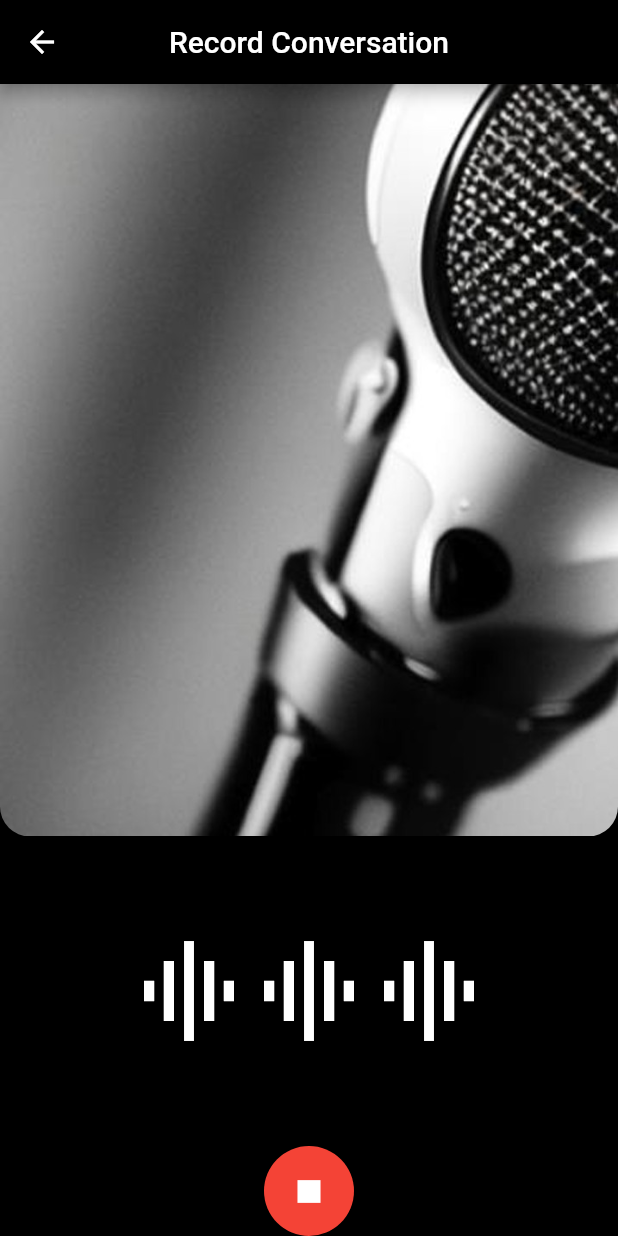
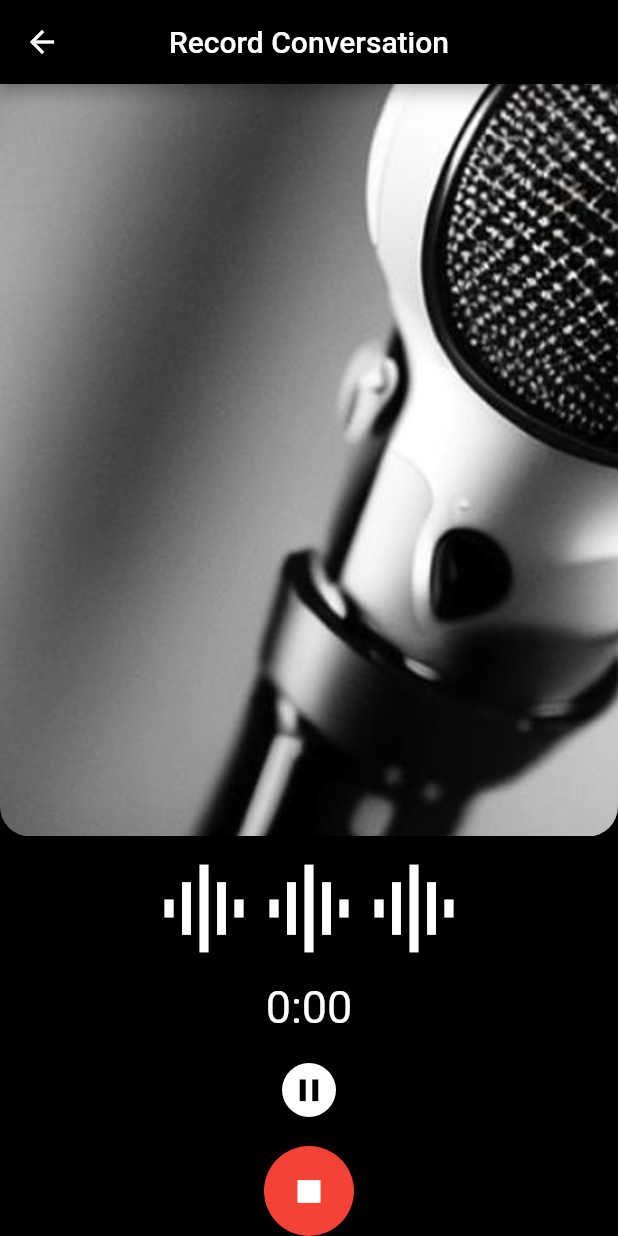
Before and after one commit to umgc/summer2023, a Flutter app: the RecordingScreen screen opened by its route, after a tap on the "mic" icon, on a phone screen of 412 x 824 dp. Run offline on Flutter 3.47's test engine with Material 2 defaults, Android fonts, the phone set to English and light mode, and no system bars; our stand-ins replace flutter_native_splash.

Commit message:
added rest of screen with some placeholders

```diff
--- a/talker-mobile-app/lib/screens/recordingScreen.dart
+++ b/talker-mobile-app/lib/screens/recordingScreen.dart
@@ -10,7 +10,7 @@ class RecordingScreen extends StatefulWidget {
 class _RecordingScreenState extends State<RecordingScreen> {
   bool isRecording = false;
   bool isPaused = false;
-  String currentDuration = '';
+  String currentDuration = '0:00';
 
   @override
   Widget build(BuildContext context) {
@@ -36,11 +36,30 @@ class _RecordingScreenState extends State<RecordingScreen> {
               const Row(
                 mainAxisAlignment: MainAxisAlignment.center,
                 children: [
-                  Icon(Icons.graphic_eq, color: Colors.white, size: 80),
-                  Icon(Icons.graphic_eq, color: Colors.white, size: 80),
-                  Icon(Icons.graphic_eq, color: Colors.white, size: 80),
+                  Icon(Icons.graphic_eq, color: Colors.white, size: 70),
+                  Icon(Icons.graphic_eq, color: Colors.white, size: 70),
+                  Icon(Icons.graphic_eq, color: Colors.white, size: 70),
                 ],
               ),
+            if (isRecording)
+              Text(
+                currentDuration,
+                style: TextStyle(color: Colors.white, fontSize: 30),
+              ),
+            if (isRecording)
+              TextButton(
+                  onPressed: () {
+                    setState(() {
+                      isPaused = true;
+                    });
+                  },
+                  style: ElevatedButton.styleFrom(
+                    backgroundColor: Colors.white,
+                    shape: const CircleBorder(),
+                    padding: const EdgeInsets.all(5),
+                  ),
+                  child:
+                      const Icon(Icons.pause, color: Colors.black, size: 25)),
             TextButton(
               onPressed: () {
                 setState(() {
```
